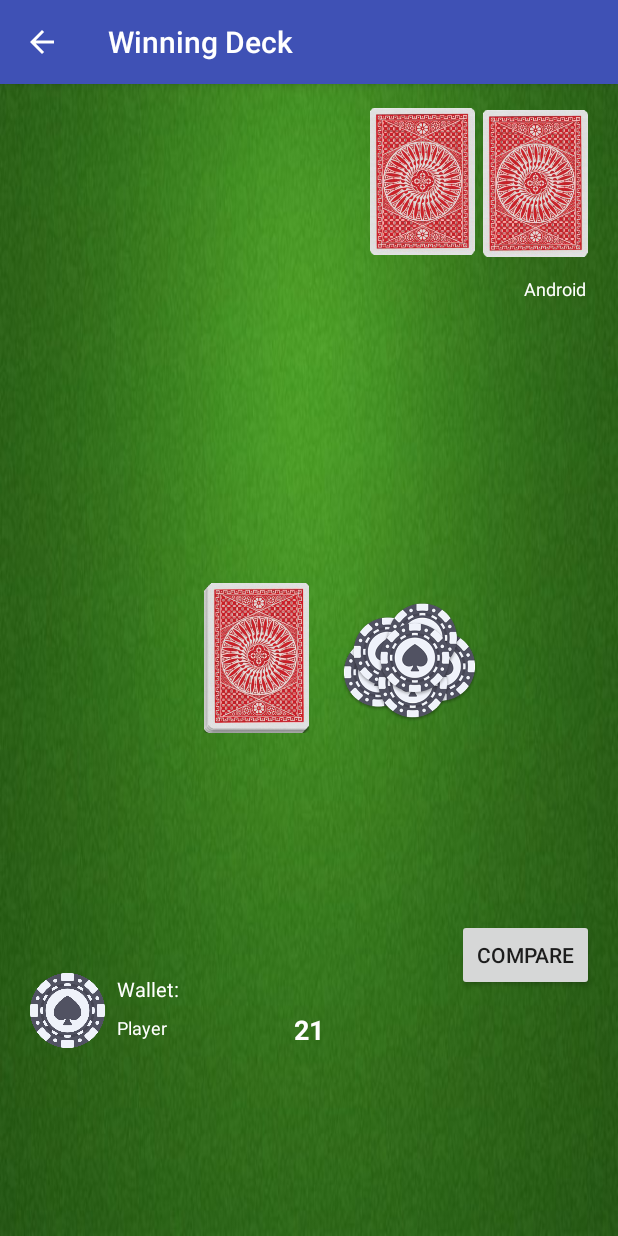
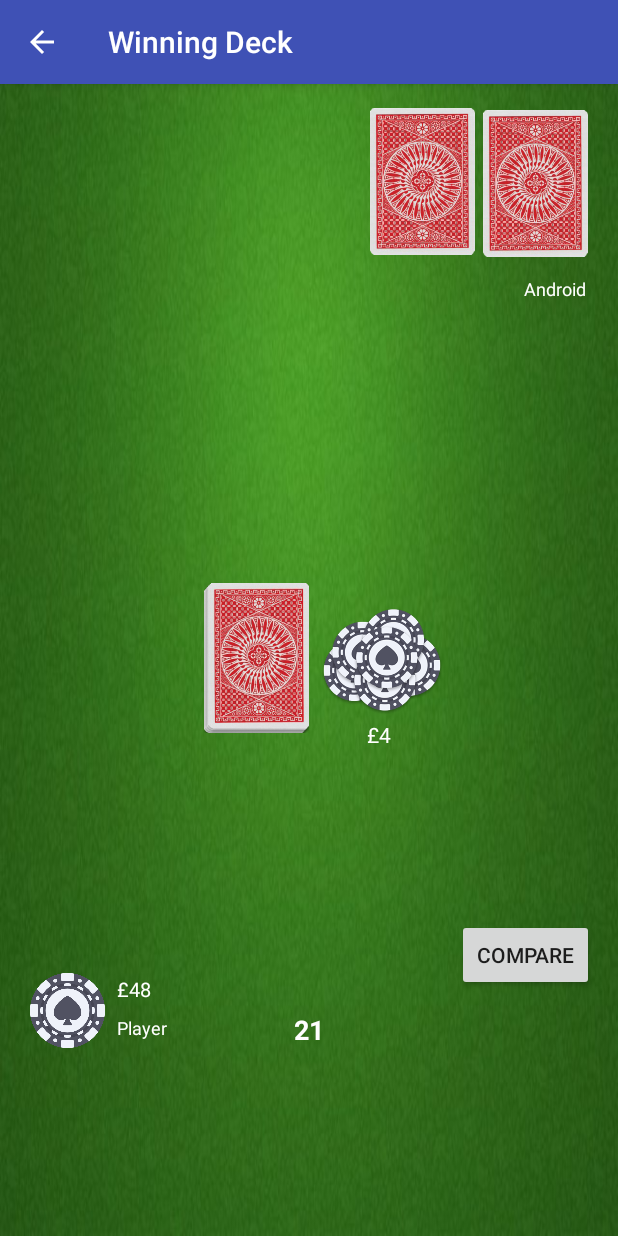
Before and after one commit to JardineMiller/android_card_game, an Android app: the screen it shows after launch (GameActivity), after a tap on "PLAY", on a phone screen of 412 x 824 dp. Run offline under Robolectric (Android 15) with nearby library versions, the phone set to English and light mode, and no system bars.

Commit message:
Bets now work

```diff
--- a/app/src/main/java/com/example/jardine/cardgame/Game.java
+++ b/app/src/main/java/com/example/jardine/cardgame/Game.java
@@ -10,16 +10,17 @@ public class Game implements Serializable {
     private Player player;
     private Player computer;
     private Deck deck;
-    private int pot;
-    Player winner;
+    private Wallet pot;
+    private Player winner;
 
-    public Game(String playerName) {
+    public Game(String playerName, int playerAmount, int androidAmount) {
         this.deck = new Deck();
-        this.player = new Player(playerName);
-        this.computer = new Player("Android");
-        this.pot = 0;
+        this.player = new Player(playerName, playerAmount);
+        this.computer = new Player("Android", androidAmount);
+        this.pot = new Wallet(0);
         this.winner = null;
     }
+
 
     public Player getPlayer() {
         return player;
@@ -30,20 +31,21 @@ public class Game implements Serializable {
     }
 
     public int getPot() {
-        return pot;
+        return pot.getAmount();
     }
 
     public void emptyPot() {
-        this.pot = 0;
+        this.pot.empty();
     }
 
-    public void placeBet(int amount) {
-        player.decreaseWallet(amount);
-        computer.decreaseWallet(amount);
+    public void placeBets(int amount) {
+        player.getWallet().decreaseAmount(amount);
+        computer.getWallet().decreaseAmount(amount);
+        this.pot.increaseAmount(amount * 2);
     }
 
     public void payOut() {
-        this.winner.increaseWallet(this.pot);
+        this.winner.getWallet().increaseAmount(this.pot.getAmount());
         this.emptyPot();
     }
 
@@ -67,10 +69,10 @@ public class Game implements Serializable {
 
     public void determineWinner() {
         if(player.handValue() > computer.handValue()) {
-            this.winner = player;
+            this.winner = this.player;
         }
         if (player.handValue() < computer.handValue()) {
-            this.winner = computer;
+            this.winner = this.computer;
         }
     }
 
--- a/app/src/main/java/com/example/jardine/cardgame/GameActivity.java
+++ b/app/src/main/java/com/example/jardine/cardgame/GameActivity.java
@@ -16,9 +16,13 @@ public class GameActivity extends AppCompatActivity {
     TextView playerName;
     TextView playerScore;
     TextView playerWallet;
+    String playerWalletAmount;
+    String potValueAmount;
+
     TextView computerName;
     TextView computerScore;
     TextView resultText;
+    TextView potValue;
 
     ImageView playerCard1;
     ImageView playerCard2;
@@ -48,6 +52,9 @@ public class GameActivity extends AppCompatActivity {
         super.onCreate(savedInstanceState);
         setContentView(R.layout.activity_game);
 
+        int oldPlayerWallet = getIntent().getIntExtra("player_wallet", 50);
+        int oldAndroidWallet = getIntent().getIntExtra("android_wallet", 50);
+
         playerCards = new ArrayList<>();
         computerCards = new ArrayList<>();
 
@@ -75,6 +82,7 @@ public class GameActivity extends AppCompatActivity {
 
         betButton = findViewById(R.id.bet_button);
         pot = findViewById(R.id.pot);
+        potValue = findViewById(R.id.pot_value);
 
         resultText = findViewById(R.id.result_text);
         playAgainButton = findViewById(R.id.play_again_button);
@@ -94,12 +102,20 @@ public class GameActivity extends AppCompatActivity {
 
         String name = getIntent().getStringExtra("name");
 
-        game = new Game(name);
+        game = new Game(name, oldPlayerWallet, oldAndroidWallet);
 
         playerName.setText(game.getPlayer().getName());
         computerName.setText(game.getComputer().getName());
 
         game.startGame();
+        game.placeBets(2);
+
+        potValueAmount = "£" + Integer.toString(game.getPot());
+        potValue.setText(potValueAmount);
+
+        playerWalletAmount = "£" + Integer.toString(game.getPlayer().getWallet().getAmount());
+        playerWallet.setText(playerWalletAmount);
+
         getInfo(game.getPlayer());
         displayHand(game.getPlayer());
     }
@@ -136,6 +152,7 @@ public class GameActivity extends AppCompatActivity {
         hitButton.setVisibility(View.GONE);
         compareButton.setVisibility(View.GONE);
         pot.setVisibility(View.GONE);
+        potValue.setVisibility(View.GONE);
 
         resultText.setVisibility(View.VISIBLE);
         playAgainButton.setVisibility(View.VISIBLE);
@@ -151,7 +168,11 @@ public class GameActivity extends AppCompatActivity {
     public void playAgain(View button) {
         Intent intent = new Intent(this, GameActivity.class);
         String name = playerName.getText().toString();
+
         intent.putExtra("name", name);
+        intent.putExtra("player_wallet", game.getPlayer().getWallet().getAmount());
+        intent.putExtra("dealer_wallet", game.getComputer().getWallet().getAmount());
+
         startActivity(intent);
     }
 
@@ -169,4 +190,12 @@ public class GameActivity extends AppCompatActivity {
 
     }
 
+    public void betButton(View button) {
+        game.placeBets(5);
+        potValueAmount = "£" + Integer.toString(game.getPot());
+        potValue.setText(potValueAmount);
+        playerWalletAmount = "£" + Integer.toString(game.getPlayer().getWallet().getAmount());
+        playerWallet.setText(playerWalletAmount);
+    }
+
 }
--- a/app/src/main/java/com/example/jardine/cardgame/Player.java
+++ b/app/src/main/java/com/example/jardine/cardgame/Player.java
@@ -9,28 +9,28 @@ import java.util.ArrayList;
 public class Player {
     private String name;
     private ArrayList<Card> hand;
-    private int wallet;
+    private Wallet wallet;
 
-    public Player(String name) {
+    public Player(String name, int amount) {
         this.name = name;
         this.hand = new ArrayList<>();
-        this.wallet = 50;
+        this.wallet = new Wallet(amount);
     }
 
     public String getName() {
         return name;
     }
 
-    public int getWallet() {
+    public Wallet getWallet() {
         return wallet;
     }
 
-    public void increaseWallet(int amount) {
-        this.wallet += amount;
+    public void receive(int amount) {
+        this.wallet.increaseAmount(amount);
     }
 
-    public void decreaseWallet(int amount) {
-        this.wallet -= amount;
+    public void bet(int amount) {
+        this.wallet.decreaseAmount(amount);
     }
 
     public ArrayList<Card> getHand() {
--- /dev/null
+++ b/app/src/main/java/com/example/jardine/cardgame/Wallet.java
@@ -0,0 +1,33 @@
+package com.example.jardine.cardgame;
+
+/**
+ * Created by jardine on 11/01/2018.
+ */
+
+public class Wallet {
+    private int amount;
+
+    public Wallet(int amount) {
+        this.amount = amount;
+    }
+
+    public int getAmount() {
+        return amount;
+    }
+
+    public void setAmount(int amount) {
+        this.amount = amount;
+    }
+
+    public void increaseAmount(int amount) {
+        this.amount += amount;
+    }
+
+    public void decreaseAmount(int amount) {
+        this.amount -= amount;
+    }
+
+    public void empty() {
+        this.amount = 0;
+    }
+}
--- a/app/src/main/res/layout/activity_game.xml
+++ b/app/src/main/res/layout/activity_game.xml
@@ -250,17 +250,17 @@
 
     <ImageView
         android:id="@+id/pot"
-        android:layout_width="90dp"
-        android:layout_height="90dp"
-        android:layout_marginBottom="8dp"
+        android:layout_width="80dp"
+        android:layout_height="80dp"
         android:layout_marginEnd="8dp"
         android:layout_marginStart="8dp"
         android:layout_marginTop="8dp"
-        app:layout_constraintBottom_toBottomOf="parent"
+        app:layout_constraintBottom_toTopOf="@+id/pot_value"
         app:layout_constraintEnd_toEndOf="parent"
-        app:layout_constraintHorizontal_bias="0.14"
+        app:layout_constraintHorizontal_bias="0.009"
         app:layout_constraintStart_toEndOf="@+id/hit_button"
         app:layout_constraintTop_toTopOf="parent"
+        app:layout_constraintVertical_bias="1.0"
         app:srcCompat="@drawable/pot" />
 
     <ImageButton
@@ -269,6 +269,7 @@
         android:layout_height="50dp"
         android:layout_marginStart="20dp"
         android:background="@drawable/money"
+        android:onClick="betButton"
         app:layout_constraintBottom_toBottomOf="@+id/player_name"
         app:layout_constraintStart_toStartOf="parent" />
 
@@ -284,4 +285,21 @@
         app:layout_constraintBottom_toTopOf="@+id/player_name"
         app:layout_constraintStart_toEndOf="@+id/bet_button" />
 
+    <TextView
+        android:id="@+id/pot_value"
+        android:layout_width="wrap_content"
+        android:layout_height="wrap_content"
+        android:layout_marginBottom="8dp"
+        android:layout_marginEnd="8dp"
+        android:layout_marginStart="8dp"
+        android:layout_marginTop="8dp"
+        android:text="0"
+        android:textColor="@android:color/background_light"
+        app:layout_constraintBottom_toBottomOf="parent"
+        app:layout_constraintEnd_toEndOf="parent"
+        app:layout_constraintHorizontal_bias="0.622"
+        app:layout_constraintStart_toStartOf="parent"
+        app:layout_constraintTop_toTopOf="parent"
+        app:layout_constraintVertical_bias="0.568" />
+
 </android.support.constraint.ConstraintLayout>
```
